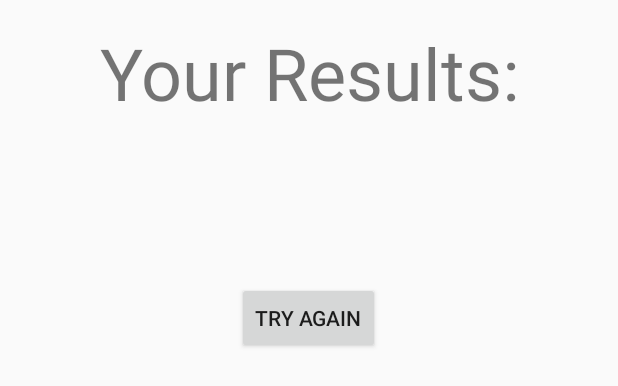
After one commit to Jaren831/QuizApp, an Android app: the layout score_main.xml on its own in the app's theme, with its tools: preview values and no code run, on a phone screen of 412 x 824 dp. The commit adds this screen. Shown: the top 386 px of the screen. Run offline under Robolectric (Android 15) with nearby library versions, the phone set to English and light mode, and no system bars.

Commit message:
Basically built entire thing. - Intents works. Transitions from Mainactivity to ScoreActivity and back. - Displays proper score. - Button works. - Determines whether answers are right. - Need to make cosmetic changes.

```diff
--- /dev/null
+++ b/app/src/main/res/layout/score_main.xml
@@ -0,0 +1,40 @@
+<?xml version="1.0" encoding="utf-8"?>
+
+<ScrollView
+    xmlns:android="http://schemas.android.com/apk/res/android"
+    android:layout_width="match_parent"
+    android:layout_height="match_parent"
+    android:fillViewport="true">
+    <LinearLayout xmlns:android="http://schemas.android.com/apk/res/android"
+        xmlns:tools="http://schemas.android.com/tools"
+        android:orientation="vertical"
+        android:layout_width="match_parent"
+        android:layout_height="wrap_content"
+        tools:context="com.example.android.quizapp.ScoreActivity">
+        <TextView
+            android:layout_width="match_parent"
+            android:layout_height="wrap_content"
+            android:text="@string/result"
+            android:gravity="center_horizontal"
+            android:textSize="48sp"
+            android:layout_marginBottom="32dp"
+            android:layout_marginTop="16dp"
+            />
+        <TextView
+            android:id="@+id/scoreDisplay"
+            android:layout_width="wrap_content"
+            android:layout_height="wrap_content"
+            android:layout_gravity="center_horizontal"
+            android:layout_marginBottom="32dp"
+            android:textSize="32sp"
+            android:textColor="@android:color/black"/>
+        <Button
+            android:id="@+id/tryAgain"
+            android:layout_width="wrap_content"
+            android:layout_height="wrap_content"
+            android:layout_gravity="center_horizontal"
+            android:text="Try Again"
+            android:onClick="tryAgain"/>
+
+    </LinearLayout>
+</ScrollView>
--- a/app/src/main/res/values/strings.xml
+++ b/app/src/main/res/values/strings.xml
@@ -41,4 +41,7 @@ Confederacy during the U.S Civil War?</string>
     <string name="question5Hint">Your answer here</string>
 
     <string name="submitButton">Submit</string>
+
+    <!-- Score Activity Text -->
+    <string name="result">Your Results:</string>
 </resources>
```
Also changed, not shown: app/src/main/AndroidManifest.xml (+7 -0 lines), app/src/main/java/com/example/android/quizapp/MainActivity.java (+55 -0 lines), app/src/main/java/com/example/android/quizapp/ScoreActivity.java (added, +30 -0 lines), app/src/main/res/layout/activity_main.xml (+17 -1 lines).
